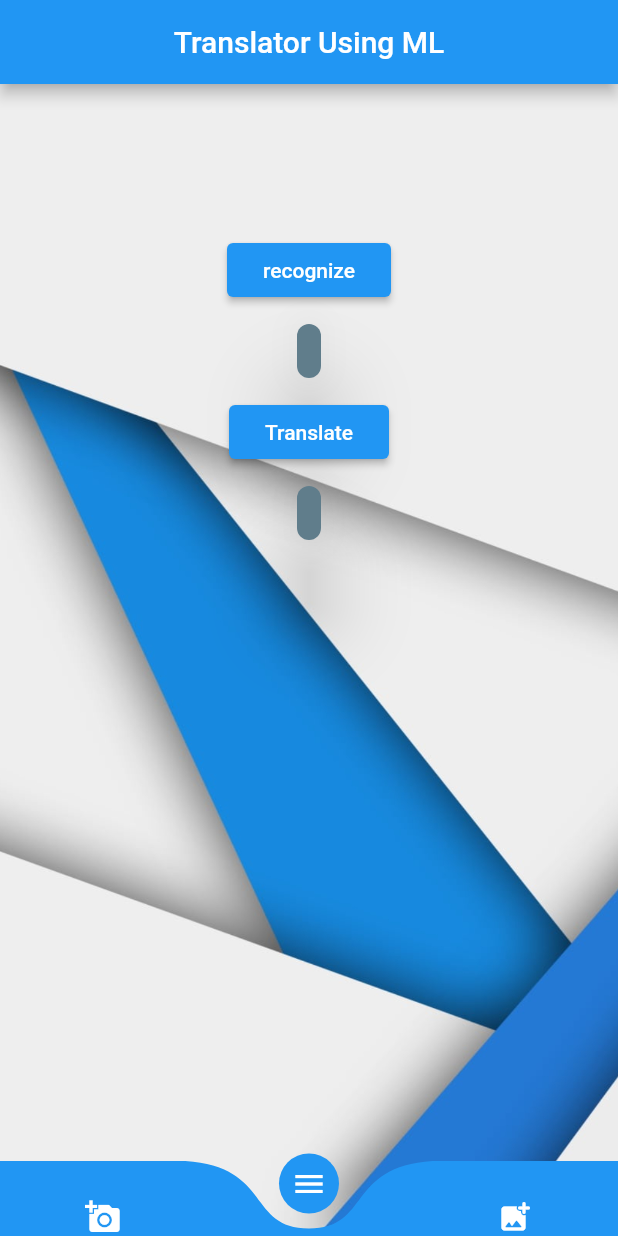
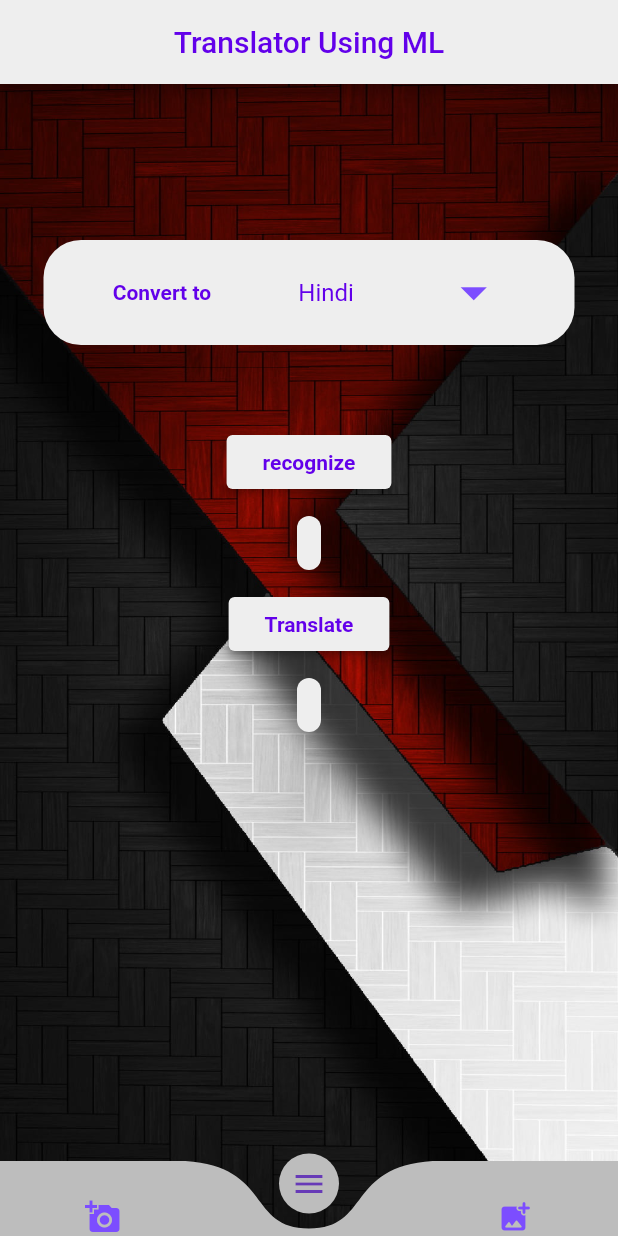
Before and after one commit to SauravSK1011/AI_Translator, a Flutter app: the screen it shows after launch, on a phone screen of 412 x 824 dp. Run offline on Flutter 3.47's test engine with Material 2 defaults, Android fonts, the phone set to English and light mode, and no system bars; drawn by our look-alikes of curved_navigation_bar; our stand-ins replace firebase_core, flutter_tts, image_picker; missing offline and left inert: firebase_ml_vision, translator; accounts and stored records are empty.

Commit message:
UI Changed

```diff
--- a/lib/ml.dart
+++ b/lib/ml.dart
@@ -1,4 +1,5 @@
 import 'dart:io';
+import 'package:texttospeachapp/utils/languages.dart';
 
 import 'package:curved_navigation_bar/curved_navigation_bar.dart';
 import 'package:firebase_core/firebase_core.dart';
@@ -16,6 +17,21 @@ class Imagetotext extends StatefulWidget {
 }
 
 class _ImagetotextState extends State<Imagetotext> {
+  Color color = Colors.grey.shade200;
+  Color buttoncolor = Colors.grey.shade200;
+  Color cardcolor = Colors.grey.shade200;
+  Color appbarbackgroundColor = Colors.grey.shade200;
+  Color bottomcolor = Colors.grey.shade400;
+  Color dropdowncolor = Colors.grey.shade200;
+  Color textcolor = Colors.deepPurpleAccent.shade700;
+  Color iconcolor = Colors.deepPurpleAccent.shade700;
+
+  // List<String> languagesfrom = ["English"];
+  // String? selectedfrom = "English";
+
+  // List<String> languagesto = ["Hindi", "Marathi"];
+  String? selectedto = "Hindi";
+  int initialindex = 1;
   late File _imagefile;
   final imagepicker = ImagePicker();
   bool isImageLoded = false;
@@ -29,21 +45,22 @@ class _ImagetotextState extends State<Imagetotext> {
   final items = <Widget>[
     const Icon(
       Icons.add_a_photo,
-      color: Colors.white,
+      color: Colors.deepPurpleAccent,
     ),
-    const Icon(Icons.menu, color: Colors.white),
-    const Icon(Icons.add_photo_alternate_rounded, color: Colors.white),
+    const Icon(Icons.menu, color: Colors.deepPurple),
+    const Icon(Icons.add_photo_alternate_rounded,
+        color: Colors.deepPurpleAccent),
   ];
 
-  translate(String text) async {
-    await translator.translate(text, to: "mr").then((value) {
+  translate(String text, String lang) async {
+    await translator.translate(text, to: lang).then((value) {
       setState(() {
         output = value;
 
         isTranslate = true;
       });
     });
-    await flutterTts.setLanguage("mr-IN");
+    await flutterTts.setLanguage(lang);
     await flutterTts.setPitch(0.7);
     await flutterTts.speak(output.toString());
   }
@@ -57,6 +74,7 @@ class _ImagetotextState extends State<Imagetotext> {
       setState(() {
         _imagefile = File(image.path);
         isImageLoded = true;
+        initialindex = 1;
       });
     }
   }
@@ -70,6 +88,7 @@ class _ImagetotextState extends State<Imagetotext> {
       setState(() {
         _imagefile = File(image.path);
         isImageLoded = true;
+        initialindex = 1;
       });
     }
   }
@@ -98,43 +117,27 @@ class _ImagetotextState extends State<Imagetotext> {
     return Scaffold(
       extendBody: true,
       appBar: AppBar(
-        title: const Center(child: Text("Translator Using ML")),
+        backgroundColor: appbarbackgroundColor,
+        title: Center(
+            child: Text(
+          "Translator Using ML",
+          style: TextStyle(color: textcolor),
+        )),
       ),
       body: Container(
-        height: MediaQuery.of(context).size.height+600,
+        // height: MediaQuery.of(context).size.height + 600,
         decoration: const BoxDecoration(
           image: DecorationImage(
-            image: AssetImage("assets/peakpx5.jpg"),
+            image: AssetImage("assets/background.jpg"),
             fit: BoxFit.cover,
           ),
         ),
         child: SingleChildScrollView(
-          child: Container(height: MediaQuery.of(context).size.height+100,
+          child: Container(
+            height: MediaQuery.of(context).size.height + 100,
+            child: SingleChildScrollView(
               child: Column(
                 children: [
-                // const SizedBox(
-                //   height: 50,
-                // ),
-                // Row(
-                //   mainAxisAlignment: MainAxisAlignment.spaceEvenly,
-                //   children: [
-                //     ElevatedButton(
-                //         onPressed: () {
-                //           output = "";
-
-                //           finaltext = "";
-                //           _imageformcamara();
-                //         },
-                //         child: const Icon(Icons.add_a_photo)),
-                //     ElevatedButton(
-                //         onPressed: () {
-                //           output = "";
-                //           finaltext = "";
-                //           _imageformgallery();
-                //         },
-                //         child: const Icon(Icons.add_photo_alternate_rounded)),
-                //   ],
-                // ),
                   const SizedBox(
                     height: 50,
                   ),
@@ -156,7 +159,74 @@ class _ImagetotextState extends State<Imagetotext> {
                   const SizedBox(
                     height: 50,
                   ),
+                  Padding(
+                    padding: const EdgeInsets.only(left: 25, right: 25),
+                    child: Card(
+                      color: dropdowncolor,
+                      shape: RoundedRectangleBorder(
+                          borderRadius: BorderRadius.circular(25)),
+                      elevation: 25,
+                      child: Container(
+                        height: 70,
+                        child: Row(
+                          mainAxisAlignment: MainAxisAlignment.spaceEvenly,
+                          children: [
+                            Text(
+                              "Convert to",
+                              style: TextStyle(
+                                  color: textcolor,
+                                  fontWeight: FontWeight.bold),
+                            ),
+                            Container(
+                              decoration: BoxDecoration(color: color),
+                              // color: Colors.white,
+                              width: 150,
+                              child: DropdownButtonFormField<String>(
+                                decoration: InputDecoration(
+                                  hoverColor: color,
+                                  fillColor: color,
+                                  enabledBorder: OutlineInputBorder(
+                                    borderRadius:
+                                        BorderRadius.all(Radius.circular(10)),
+                                    borderSide:
+                                        BorderSide(width: 5, color: color),
+                                  ),
+                                ),
+                                value: selectedto,
+                                items: Translation_languages.select_languages
+                                    .map((language) =>
+                                        DropdownMenuItem<String>(
+                                          value: language,
+                                          child: Text(
+                                            language,
+                                            style:
+                                                TextStyle(color: textcolor),
+                                          ),
+                                        ))
+                                    .toList(),
+                                onChanged: (language) =>
+                                    setState(() => selectedto = language),
+                                icon: Icon(
+                                  Icons.arrow_drop_down,
+                                  color: Colors.deepPurpleAccent,
+                                ),
+                                iconSize: 42,
+                                // // underline: SizedBox(),
+                              ),
+                            ),
+                          ],
+                        ),
+                      ),
+                    ),
+                  ),
+
+                  const SizedBox(
+                    height: 50,
+                  ),
                   ElevatedButton(
+                    style: ElevatedButton.styleFrom(
+                      primary: buttoncolor,
+                    ),
                     onPressed: () {
                       setState(() {
                         isrecognize = false;
@@ -166,20 +236,26 @@ class _ImagetotextState extends State<Imagetotext> {
                       textfromImage();
                     },
                     child: isrecognize
-                        ? const Padding(
+                        ? Padding(
                             padding: EdgeInsets.all(8.0),
-                            child: Text("recognize"),
+                            child: Text(
+                              "recognize",
+                              style: TextStyle(
+                                  color: textcolor,
+                                  fontWeight: FontWeight.bold),
+                            ),
                           )
-                        : const Padding(
+                        : Padding(
                             padding: EdgeInsets.all(8.0),
                             child: CircularProgressIndicator(
-                              color: Colors.white,
+                              color: textcolor,
                             ),
-                          )),
+                          ),
+                  ),
                   Padding(
                     padding: const EdgeInsets.all(8.0),
                     child: Card(
-                      color: Colors.blueGrey,
+                        color: cardcolor,
                         shape: RoundedRectangleBorder(
                             borderRadius: BorderRadius.circular(8)),
                         elevation: 25,
@@ -187,8 +263,7 @@ class _ImagetotextState extends State<Imagetotext> {
                           padding: const EdgeInsets.all(8.0),
                           child: Text(
                             finaltext,
-                          style:
-                              const TextStyle(color: Colors.white, fontSize: 17),
+                            style: TextStyle(color: textcolor, fontSize: 17),
                           ),
                         )),
                   ),
@@ -196,29 +271,40 @@ class _ImagetotextState extends State<Imagetotext> {
                     child: Column(
                       children: [
                         ElevatedButton(
+                            style: ElevatedButton.styleFrom(
+                              primary: buttoncolor,
+                            ),
                             onPressed: () {
                               setState(() {
                                 isTranslate = false;
                               });
                               output = "";
                               // finaltext = "";
-                            translate(finaltext);
+                              translate(
+                                  finaltext,
+                                  Translation_languages.getLanguageCode(
+                                      selectedto!));
                             },
                             child: isTranslate
-                              ? const Padding(
+                                ? Padding(
                                     padding: EdgeInsets.all(8.0),
-                                  child: Text("Translate"),
+                                    child: Text(
+                                      "Translate",
+                                      style: TextStyle(
+                                          color: textcolor,
+                                          fontWeight: FontWeight.bold),
+                                    ),
                                   )
-                              : const Padding(
+                                : Padding(
                                     padding: EdgeInsets.all(8.0),
                                     child: CircularProgressIndicator(
-                                    color: Colors.white,
+                                      color: textcolor,
                                     ),
                                   )),
                         Padding(
                           padding: const EdgeInsets.all(8.0),
                           child: Card(
-                            color: Colors.blueGrey,
+                              color: cardcolor,
                               shape: RoundedRectangleBorder(
                                   borderRadius: BorderRadius.circular(8)),
                               elevation: 25,
@@ -226,8 +312,8 @@ class _ImagetotextState extends State<Imagetotext> {
                                 padding: const EdgeInsets.all(8.0),
                                 child: Text(
                                   output == null ? "" : output.toString(),
-                                style: const TextStyle(
-                                    color: Colors.white, fontSize: 17),
+                                  style: TextStyle(
+                                      color: textcolor, fontSize: 17),
                                 ),
                               )),
                         ),
@@ -240,9 +326,10 @@ class _ImagetotextState extends State<Imagetotext> {
             ),
           ),
         ),
+      ),
       bottomNavigationBar: CurvedNavigationBar(
-        color: Colors.blue,
-        index: 1,
+        color: bottomcolor,
+        index: initialindex,
         height: 50,
         backgroundColor: Colors.transparent,
         items: items,
@@ -254,6 +341,7 @@ class _ImagetotextState extends State<Imagetotext> {
             _imageformcamara();
           } else if (index == 2) {
             output = "";
+
             finaltext = "";
             _imageformgallery();
           }
--- /dev/null
+++ b/lib/utils/languages.dart
@@ -0,0 +1,59 @@
+class Translation_languages {
+  static final select_languages = <String>[
+    'Hindi',
+    'Marathi',
+    'English',
+    'Spanish',
+    'French',
+    'German',
+    'Italian',
+    'Russian',
+    'Bengali',
+    'Gujarati',
+    'Kannada',
+    'Malayalam',
+    'Punjabi',
+    'Tamil',
+    'Japanese',
+    'Telugu'
+  ];
+
+  static String getLanguageCode(String language) {
+    switch (language) {
+      case 'Hindi':
+        return 'hi';
+      case 'Marathi':
+        return 'mr';
+      case 'Bengali':
+        return 'bn';
+      case 'Gujarati':
+        return 'gu';
+      case 'Malayalam':
+        return 'ml';
+      case 'Kannada':
+        return 'kn';
+      case 'Punjabi':
+        return 'pa';
+      case 'Tamil':
+        return 'ta';
+      case 'English':
+        return 'en';
+      case 'French':
+        return 'fr';
+      case 'Italian':
+        return 'it';
+      case 'Russian':
+        return 'ru';
+      case 'Spanish':
+        return 'es';
+      case 'German':
+        return 'de';
+      case 'Telugu':
+        return 'te';
+      case 'Japanese':
+        return 'ja';
+      default:
+        return 'en';
+    }
+  }
+}
```
Also changed, not shown: lib/widget/bottom_Navigation_Bar.dart (added, +67 -0 lines), assets/background.jpg, assets/peakpx.jpg (deleted), assets/peakpx2.jpg (deleted), assets/peakpx4.jpg (deleted), assets/peakpx5.jpg (deleted), assets/peakpx6.jpg (deleted), 1 other file. Lines whose indentation alone changed are shown as unchanged.
